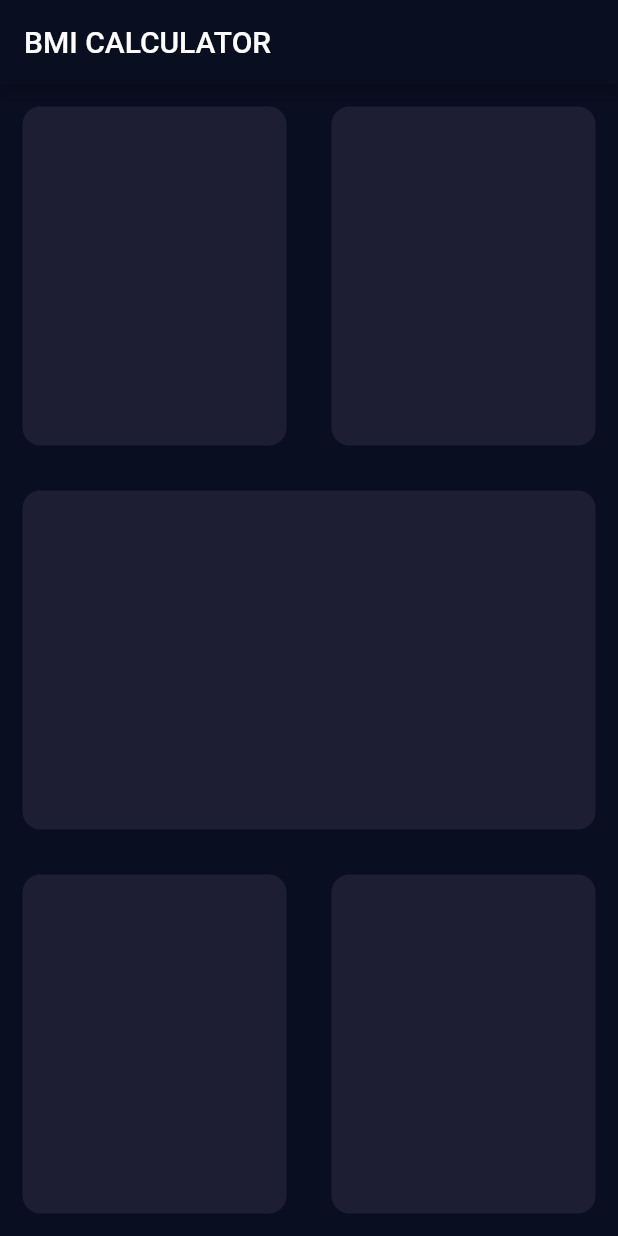
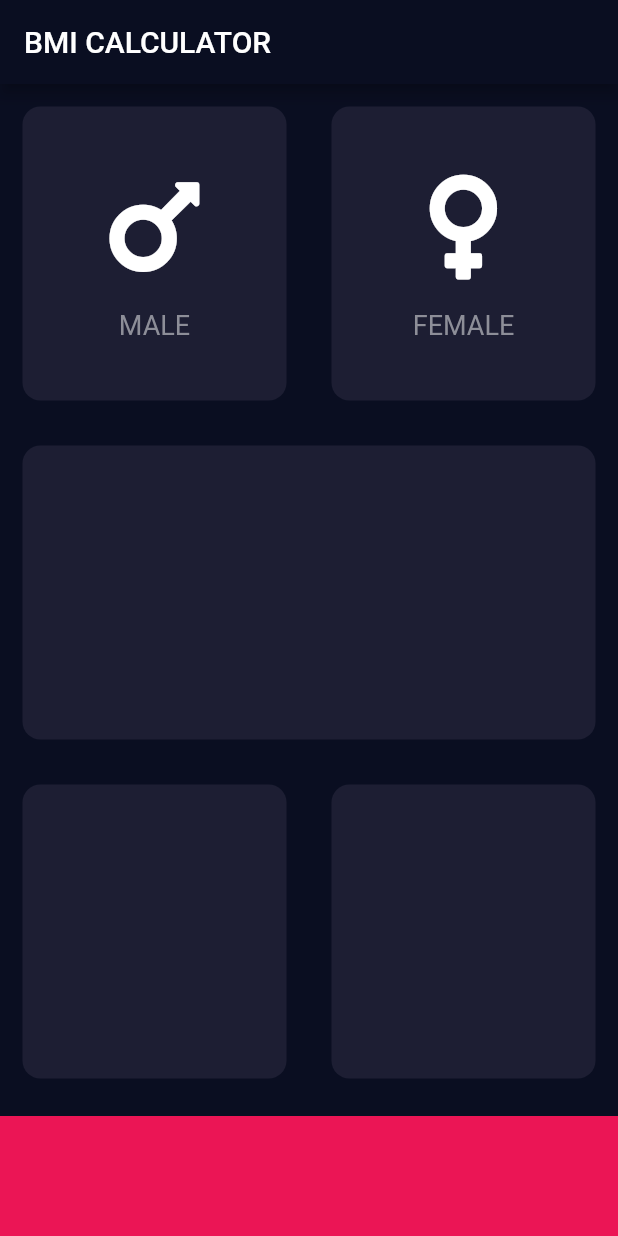
Before and after one commit to frankdavid-addae/bmi_calculator_flutter, a Flutter app: the screen it shows after launch, on a phone screen of 412 x 824 dp. Run offline on Flutter 3.47's test engine with Material 2 defaults, Android fonts, the phone set to English and light mode, and no system bars; our stand-ins replace font_awesome_flutter.

Commit message:
reusable card

```diff
--- a/lib/constants.dart
+++ b/lib/constants.dart
@@ -2,4 +2,11 @@ import 'package:flutter/material.dart';
 
 const xiketicColor = Color(0xFF0A0E21);
 const spaceCadetColor = Color(0XFF1D1E33);
+const amaranthColor = Color(0XFFEB1555);
 const whiteColor = Color(0XFFFFFFFF);
+const romanSilverColor = Color(0XFF8D8E98);
+
+const labelTextStyle = TextStyle(
+  fontSize: 18.0,
+  color: romanSilverColor,
+);
--- /dev/null
+++ b/lib/custom_icon_content.dart
@@ -0,0 +1,31 @@
+import 'package:bmi_calculator/constants.dart';
+import 'package:flutter/material.dart';
+
+class CustomIconContent extends StatelessWidget {
+  const CustomIconContent({
+    Key? key,
+    this.icon,
+    this.label,
+  }) : super(key: key);
+
+  final IconData? icon;
+  final String? label;
+
+  @override
+  Widget build(BuildContext context) {
+    return Column(
+      mainAxisAlignment: MainAxisAlignment.center,
+      children: [
+        Icon(
+          icon!,
+          size: 80.0,
+        ),
+        const SizedBox(height: 15.0),
+        Text(
+          label!,
+          style: labelTextStyle,
+        )
+      ],
+    );
+  }
+}
--- a/lib/input_page.dart
+++ b/lib/input_page.dart
@@ -1,5 +1,10 @@
 import 'package:bmi_calculator/constants.dart';
+import 'package:bmi_calculator/custom_icon_content.dart';
+import 'package:bmi_calculator/reusable_card.dart';
 import 'package:flutter/material.dart';
+import 'package:font_awesome_flutter/font_awesome_flutter.dart';
+
+const bottomContainerHeight = 80.0;
 
 class InputPage extends StatefulWidget {
   const InputPage({Key? key}) : super(key: key);
@@ -21,68 +26,55 @@ class _InputPageState extends State<InputPage> {
           Expanded(
             child: Row(
               mainAxisAlignment: MainAxisAlignment.spaceBetween,
-              children: [
+              children: const [
                 Expanded(
-                  child: Container(
-                    margin: const EdgeInsets.all(15.0),
-                    decoration: BoxDecoration(
-                      borderRadius: BorderRadius.circular(12.0),
-                      color: spaceCadetColor,
+                  child: ReusableCard(
+                    cardColor: spaceCadetColor,
+                    cardChild: CustomIconContent(
+                      icon: FontAwesomeIcons.mars,
+                      label: 'MALE',
                     ),
                   ),
                 ),
                 Expanded(
-                  child: Container(
-                    margin: const EdgeInsets.all(15.0),
-                    decoration: BoxDecoration(
-                      borderRadius: BorderRadius.circular(12.0),
-                      color: spaceCadetColor,
+                  child: ReusableCard(
+                    cardColor: spaceCadetColor,
+                    cardChild: CustomIconContent(
+                      icon: FontAwesomeIcons.venus,
+                      label: 'FEMALE',
                     ),
                   ),
                 ),
               ],
             ),
           ),
+          const Expanded(
+            child: ReusableCard(
+              cardColor: spaceCadetColor,
+            ),
+          ),
           Expanded(
             child: Row(
               mainAxisAlignment: MainAxisAlignment.spaceBetween,
-              children: [
+              children: const [
                 Expanded(
-                  child: Container(
-                    margin: const EdgeInsets.all(15.0),
-                    decoration: BoxDecoration(
-                      borderRadius: BorderRadius.circular(12.0),
-                      color: spaceCadetColor,
-                    ),
+                  child: ReusableCard(
+                    cardColor: spaceCadetColor,
+                  ),
+                ),
+                Expanded(
+                  child: ReusableCard(
+                    cardColor: spaceCadetColor,
                   ),
                 ),
               ],
             ),
           ),
-          Expanded(
-            child: Row(
-              mainAxisAlignment: MainAxisAlignment.spaceBetween,
-              children: [
-                Expanded(
-                  child: Container(
-                    margin: const EdgeInsets.all(15.0),
-                    decoration: BoxDecoration(
-                      borderRadius: BorderRadius.circular(12.0),
-                      color: spaceCadetColor,
-                    ),
-                  ),
-                ),
-                Expanded(
-                  child: Container(
-                    margin: const EdgeInsets.all(15.0),
-                    decoration: BoxDecoration(
-                      borderRadius: BorderRadius.circular(12.0),
-                      color: spaceCadetColor,
-                    ),
-                  ),
-                ),
-              ],
-            ),
+          Container(
+            color: amaranthColor,
+            margin: const EdgeInsets.only(top: 10.0),
+            width: double.infinity,
+            height: bottomContainerHeight,
           ),
         ],
       ),
--- a/lib/main.dart
+++ b/lib/main.dart
@@ -1,5 +1,3 @@
-// ignore_for_file: prefer_const_constructors
-
 import 'package:bmi_calculator/constants.dart';
 import 'package:bmi_calculator/input_page.dart';
 import 'package:flutter/material.dart';
@@ -17,7 +15,7 @@ class BMICalculator extends StatelessWidget {
       debugShowCheckedModeBanner: false,
       theme: ThemeData.dark().copyWith(
         primaryColor: xiketicColor,
-        appBarTheme: AppBarTheme(
+        appBarTheme: const AppBarTheme(
           backgroundColor: xiketicColor,
         ),
         scaffoldBackgroundColor: xiketicColor,
--- /dev/null
+++ b/lib/reusable_card.dart
@@ -0,0 +1,24 @@
+import 'package:flutter/material.dart';
+
+class ReusableCard extends StatelessWidget {
+  const ReusableCard({
+    Key? key,
+    required this.cardColor,
+    this.cardChild,
+  }) : super(key: key);
+
+  final Color? cardColor;
+  final Widget? cardChild;
+
+  @override
+  Widget build(BuildContext context) {
+    return Container(
+      margin: const EdgeInsets.all(15.0),
+      decoration: BoxDecoration(
+        borderRadius: BorderRadius.circular(12.0),
+        color: cardColor,
+      ),
+      child: cardChild,
+    );
+  }
+}
--- a/pubspec.yaml
+++ b/pubspec.yaml
@@ -34,6 +34,7 @@ dependencies:
   # The following adds the Cupertino Icons font to your application.
   # Use with the CupertinoIcons class for iOS style icons.
   cupertino_icons: ^1.0.2
+  font_awesome_flutter: ^9.2.0
 
 dev_dependencies:
   flutter_test:
```
Also changed, not shown: pubspec.lock.
